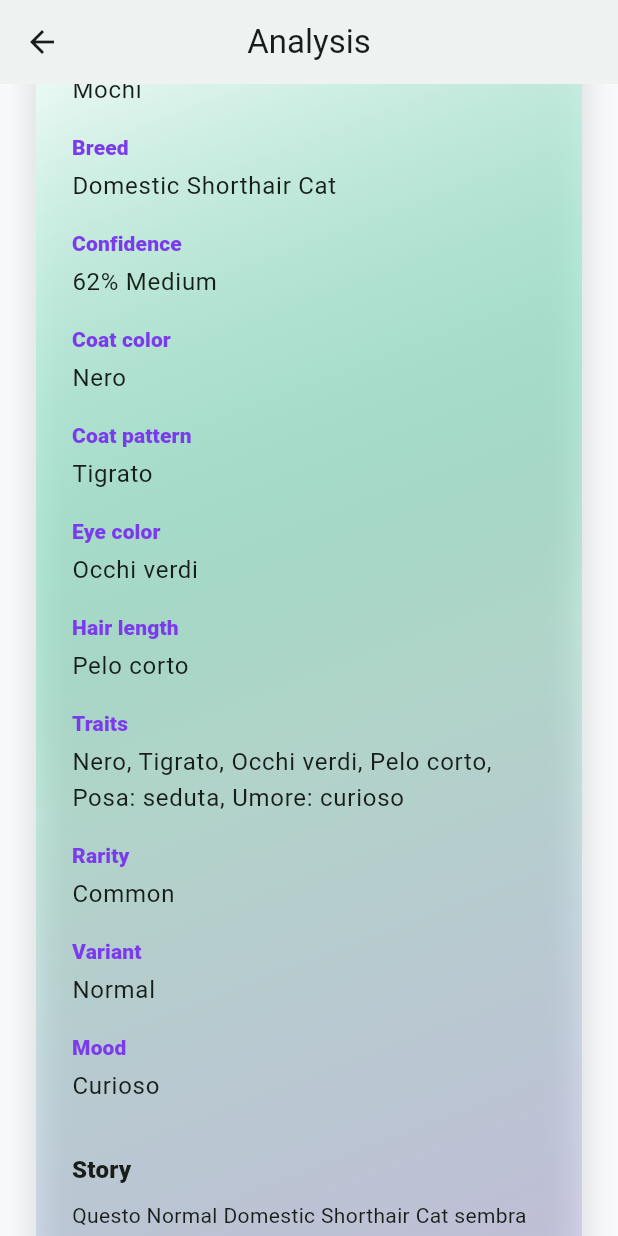
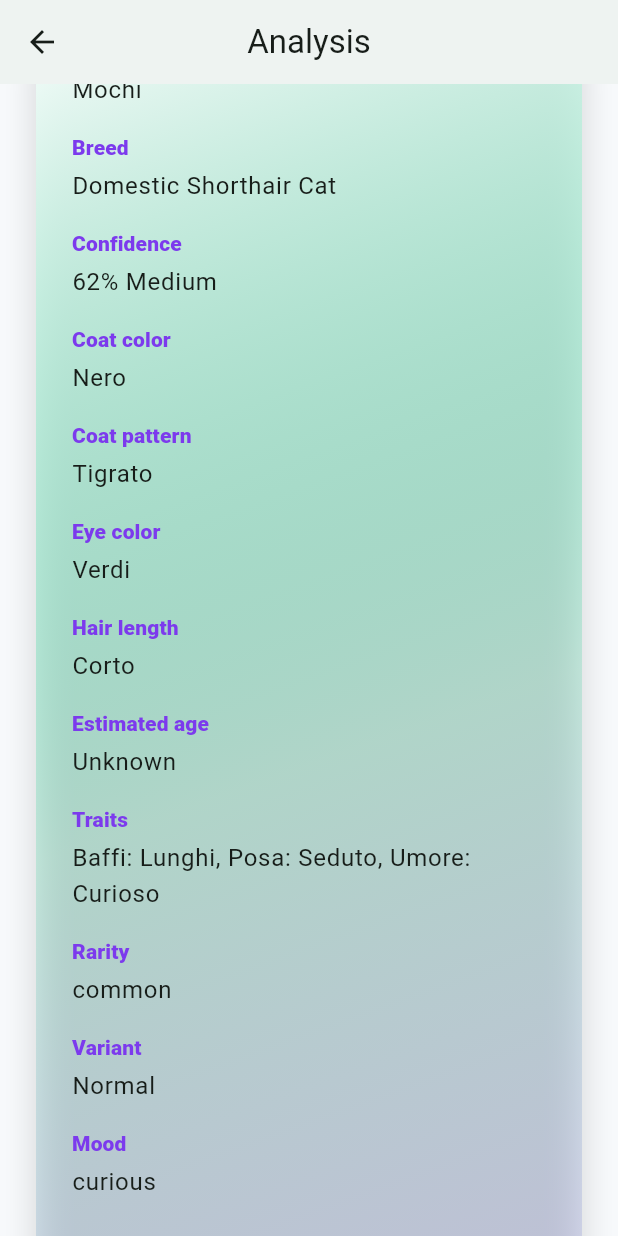
Before and after one commit to giuppytv46/catdex, a Flutter app: the AnalysisPage screen opened directly with empty values, scrolled down 576 dp, on a phone screen of 412 x 824 dp. Run offline on Flutter 3.47's test engine with Material 3 defaults, Android fonts, the phone set to English and light mode, and no system bars; our stand-ins replace flutter_riverpod, geocoding, geolocator, go_router, image_picker, permission_handler and 2 more; accounts and stored records are empty.

Commit message:
Fix AI analysis UI data mapping

```diff
--- a/lib/core/localization/catdex_localizations.dart
+++ b/lib/core/localization/catdex_localizations.dart
@@ -686,6 +686,24 @@ class CatDexLocalizations {
     ja: 'Hair length',
   );
 
+  String get estimatedAgeLabel => _localizedValue(
+    en: 'Estimated age',
+    it: 'Eta stimata',
+    es: 'Edad estimada',
+    fr: 'Age estime',
+    de: 'Geschatztes Alter',
+    ja: 'Estimated age',
+  );
+
+  String get funFactLabel => _localizedValue(
+    en: 'Fun fact',
+    it: 'Curiosita',
+    es: 'Dato curioso',
+    fr: 'Info amusante',
+    de: 'Fun Fact',
+    ja: 'Fun fact',
+  );
+
   String get variantLabel => _localizedValue(
     en: 'Variant',
     it: 'Variante',
--- a/lib/features/analysis/data/cat_analysis_result_json_parser.dart
+++ b/lib/features/analysis/data/cat_analysis_result_json_parser.dart
@@ -22,27 +22,34 @@ class CatAnalysisResultJsonParser {
       final primaryBreed = _primaryBreed(map);
       final candidates = _candidates(map, primaryBreed);
       final confidence = _confidence(map['confidence']);
+      final backendRarity = _optionalString(map['rarity']) ?? 'common';
+      final variantId =
+          _optionalString(map['variantId']) ??
+          _optionalString(map['variant']) ??
+          'normal';
+      final backendVariant = _optionalString(map['variant']) ?? variantId;
+      final backendPersonality =
+          _optionalString(map['personality']) ?? 'curious';
 
       return CatAnalysisResult(
         primaryBreed: primaryBreed,
         breedCandidates: candidates,
         visualTraits: _visualTraits(map),
         confidence: confidence,
-        rarity: _rarity(_optionalString(map['rarity']) ?? 'common'),
-        variant: _variant(
-          _optionalString(map['variantId']) ??
-              _optionalString(map['variant']) ??
-              'normal',
-        ),
-        personality: _personality(
-          _optionalString(map['personality']) ?? 'curious',
-        ),
+        rarity: _safeRarity(backendRarity),
+        variant: _safeVariant(variantId),
+        personality: _safePersonality(backendPersonality),
         story: _optionalString(map['story']) ?? _fallbackStory,
         analyzedAt: DateTime.parse(
           _optionalString(map['analyzedAt']) ??
               DateTime.utc(2026, 6, 28).toIso8601String(),
         ),
         backendBreed: _optionalString(map['breed']),
+        backendRarity: backendRarity,
+        backendVariant: backendVariant,
+        backendPersonality: backendPersonality,
+        estimatedAge: _optionalString(map['estimatedAge']),
+        funFact: _optionalString(map['funFact']),
       );
     } on FormatException {
       return _safeFallback();
@@ -148,6 +155,14 @@ class CatAnalysisResultJsonParser {
     throw FormatException('Unknown variant id: $rawValue');
   }
 
+  CatVariant _safeVariant(String rawValue) {
+    try {
+      return _variant(rawValue);
+    } on FormatException {
+      return _variant('normal');
+    }
+  }
+
   CatRarity _rarity(String name) {
     for (final rarity in CatRarity.values) {
       if (rarity.name == name) {
@@ -158,6 +173,14 @@ class CatAnalysisResultJsonParser {
     throw FormatException('Unknown rarity: $name');
   }
 
+  CatRarity _safeRarity(String name) {
+    try {
+      return _rarity(name);
+    } on FormatException {
+      return CatRarity.common;
+    }
+  }
+
   CatPersonality _personality(String name) {
     for (final personality in CatPersonality.values) {
       if (personality.name == name) {
@@ -166,6 +189,14 @@ class CatAnalysisResultJsonParser {
     }
 
     throw FormatException('Unknown personality: $name');
+  }
+
+  CatPersonality _safePersonality(String name) {
+    try {
+      return _personality(name);
+    } on FormatException {
+      return CatPersonality.curious;
+    }
   }
 
   Map<String, Object?> _map(Object? value) {
--- a/lib/features/analysis/domain/entities/cat_analysis_result.dart
+++ b/lib/features/analysis/domain/entities/cat_analysis_result.dart
@@ -17,6 +17,11 @@ class CatAnalysisResult {
     required this.story,
     required this.analyzedAt,
     this.backendBreed,
+    this.backendRarity,
+    this.backendVariant,
+    this.backendPersonality,
+    this.estimatedAge,
+    this.funFact,
   });
 
   final CatBreedCandidate primaryBreed;
@@ -29,6 +34,14 @@ class CatAnalysisResult {
   final String story;
   final DateTime analyzedAt;
   final String? backendBreed;
+  final String? backendRarity;
+  final String? backendVariant;
+  final String? backendPersonality;
+  final String? estimatedAge;
+  final String? funFact;
 
   String get displayBreed => backendBreed ?? primaryBreed.species.displayName;
+  String get displayRarity => backendRarity ?? rarity.name;
+  String get displayVariant => backendVariant ?? variant.name;
+  String get displayPersonality => backendPersonality ?? personality.name;
 }
--- a/lib/features/analysis/presentation/analysis_page.dart
+++ b/lib/features/analysis/presentation/analysis_page.dart
@@ -7,7 +7,6 @@ import 'package:catdex/features/analysis/application/cat_analysis_state.dart';
 import 'package:catdex/features/analysis/domain/entities/analysis_status.dart';
 import 'package:catdex/features/analysis/domain/entities/cat_analysis_result.dart';
 import 'package:catdex/features/analysis/domain/entities/discovery_reveal_args.dart';
-import 'package:catdex/features/analysis/presentation/cat_analysis_display_text.dart';
 import 'package:catdex/features/capture/domain/entities/captured_photo.dart';
 import 'package:catdex/routing/app_routes.dart';
 import 'package:catdex/theme/app_colors.dart';
@@ -208,8 +207,9 @@ class _AnalysisResultCard extends StatelessWidget {
   @override
   Widget build(BuildContext context) {
     final l10n = CatDexLocalizations.of(context);
-    const displayText = CatAnalysisDisplayText();
-    final traits = displayText.traitSummary(result);
+    final traits = result.visualTraits.notableTraits
+        .map((trait) => '${trait.name}: ${trait.value}')
+        .join(', ');
 
     return DecoratedBox(
       decoration: _analysisDecoration(
@@ -243,19 +243,23 @@ class _AnalysisResultCard extends StatelessWidget {
             ),
             _ResultRow(
               label: l10n.coatColorLabel,
-              value: displayText.coatColor(result.visualTraits.coatColor),
+              value: result.visualTraits.coatColor,
             ),
             _ResultRow(
               label: l10n.coatPatternLabel,
-              value: displayText.coatPattern(result.visualTraits.coatPattern),
+              value: result.visualTraits.coatPattern,
             ),
             _ResultRow(
               label: l10n.eyeColorLabel,
-              value: displayText.eyeColor(result.visualTraits.eyeColor),
+              value: result.visualTraits.eyeColor,
             ),
             _ResultRow(
               label: l10n.hairLengthLabel,
-              value: displayText.hairLength(result.visualTraits.hairLength),
+              value: result.visualTraits.hairLength,
+            ),
+            _ResultRow(
+              label: l10n.estimatedAgeLabel,
+              value: result.estimatedAge ?? 'Unknown',
             ),
             _ResultRow(
               label: l10n.traitsLabel,
@@ -263,12 +267,12 @@ class _AnalysisResultCard extends StatelessWidget {
             ),
             _ResultRow(
               label: l10n.rarityFiltersTitle,
-              value: l10n.rarityName(result.rarity.name),
+              value: result.displayRarity,
             ),
-            _ResultRow(label: l10n.variantLabel, value: result.variant.name),
+            _ResultRow(label: l10n.variantLabel, value: result.displayVariant),
             _ResultRow(
               label: l10n.moodLabel,
-              value: displayText.personality(result.personality),
+              value: result.displayPersonality,
             ),
             const SizedBox(height: AppSpacing.md),
             Text(
@@ -279,6 +283,17 @@ class _AnalysisResultCard extends StatelessWidget {
             ),
             const SizedBox(height: AppSpacing.sm),
             Text(result.story),
+            if (result.funFact != null) ...[
+              const SizedBox(height: AppSpacing.md),
+              Text(
+                l10n.funFactLabel,
+                style: Theme.of(
+                  context,
+                ).textTheme.titleMedium?.copyWith(fontWeight: FontWeight.w900),
+              ),
+              const SizedBox(height: AppSpacing.sm),
+              Text(result.funFact!),
+            ],
             const SizedBox(height: AppSpacing.lg),
             FilledButton.icon(
               onPressed: () {
--- a/lib/features/analysis/presentation/cat_analysis_display_text.dart
+++ /dev/null
@@ -1,178 +0,0 @@
-import 'package:catdex/features/analysis/domain/entities/cat_analysis_result.dart';
-import 'package:catdex/features/catdex/domain/entities/cat_personality.dart';
-import 'package:catdex/features/catdex/domain/entities/cat_trait.dart';
-
-class CatAnalysisDisplayText {
-  const CatAnalysisDisplayText();
-
-  String coatColor(String value) {
-    return _normalized(value, const {
-      'black': 'Nero',
-      'nero': 'Nero',
-      'brown': 'Marrone',
-      'marrone': 'Marrone',
-      'orange': 'Arancione',
-      'arancione': 'Arancione',
-      'white': 'Bianco',
-      'bianco': 'Bianco',
-      'gray': 'Grigio',
-      'grey': 'Grigio',
-      'grigio': 'Grigio',
-      'cream': 'Crema',
-      'crema': 'Crema',
-    });
-  }
-
-  String coatPattern(String value) {
-    return _normalized(value, const {
-      'tabby': 'Tigrato',
-      'tigrato': 'Tigrato',
-      'tuxedo': 'Tuxedo',
-      'calico': 'Calico',
-      'solid': 'Solido',
-      'solido': 'Solido',
-      'bicolor': 'Bicolore',
-      'bicolore': 'Bicolore',
-      'tortoiseshell': 'Squama di tartaruga',
-      'squama di tartaruga': 'Squama di tartaruga',
-      'pointed': 'Colorpoint',
-      'colorpoint': 'Colorpoint',
-      'spotted': 'Maculato',
-      'maculato': 'Maculato',
-    });
-  }
-
-  String eyeColor(String value) {
-    final normalized = _normalize(value);
-    if (normalized.contains('amber')) {
-      return 'Occhi ambrati';
-    }
-    if (normalized.contains('ambra')) {
-      return 'Occhi ambrati';
-    }
-    if (normalized.contains('yellow') || normalized.contains('gial')) {
-      return 'Occhi gialli';
-    }
-    if (normalized.contains('green') || normalized.contains('verd')) {
-      return 'Occhi verdi';
-    }
-    if (normalized.contains('blue') || normalized.contains('blu')) {
-      return 'Occhi blu';
-    }
-    if (normalized.contains('gold') || normalized.contains('dor')) {
-      return 'Occhi dorati';
-    }
-    return value;
-  }
-
-  String hairLength(String value) {
-    return _normalized(value, const {
-      'short': 'Pelo corto',
-      'short hair': 'Pelo corto',
-      'corto': 'Pelo corto',
-      'pelo corto': 'Pelo corto',
-      'medium': 'Pelo medio',
-      'medium hair': 'Pelo medio',
-      'medio': 'Pelo medio',
-      'pelo medio': 'Pelo medio',
-      'long': 'Pelo lungo',
-      'long hair': 'Pelo lungo',
-      'lungo': 'Pelo lungo',
-      'pelo lungo': 'Pelo lungo',
-      'fluffy': 'Pelo soffice',
-      'soft hair': 'Pelo soffice',
-      'soffice': 'Pelo soffice',
-      'pelo soffice': 'Pelo soffice',
-    });
-  }
-
-  String personality(CatPersonality personality) {
-    return switch (personality) {
-      CatPersonality.sleepy => 'Sonnolento',
-      CatPersonality.curious => 'Curioso',
-      CatPersonality.boss => 'Dominante',
-      CatPersonality.friendly => 'Amichevole',
-      CatPersonality.royal => 'Regale',
-      CatPersonality.mischievous => 'Birichino',
-      CatPersonality.silly => 'Buffo',
-      CatPersonality.mysterious => 'Misterioso',
-      CatPersonality.brave => 'Coraggioso',
-      CatPersonality.lazy => 'Pigro',
-      CatPersonality.relaxed => 'Rilassato',
-      CatPersonality.playful => 'Giocoso',
-    };
-  }
-
-  String traitSummary(CatAnalysisResult result) {
-    return [
-      coatColor(result.visualTraits.coatColor),
-      coatPattern(result.visualTraits.coatPattern),
-      eyeColor(result.visualTraits.eyeColor),
-      hairLength(result.visualTraits.hairLength),
-      ...result.visualTraits.notableTraits
-          .where(_isAllowedTrait)
-          .map(_traitText),
-    ].where((value) => value.isNotEmpty && value != 'Unknown').join(', ');
-  }
-
-  bool _isAllowedTrait(CatTrait trait) {
-    final name = _normalize(trait.name);
-    return name == 'posa' ||
-        name == 'posture' ||
-        name == 'ambiente' ||
-        name == 'environment' ||
-        name == 'espressione' ||
-        name == 'expression' ||
-        name == 'umore' ||
-        name == 'mood';
-  }
-
-  String _traitText(CatTrait trait) {
-    final name = _traitName(trait.name);
-    final value = _traitValue(trait.value);
-    return '$name: $value';
-  }
-
-  String _traitName(String value) {
-    return _normalized(value, const {
-      'posture': 'Posa',
-      'posa': 'Posa',
-      'environment': 'Ambiente',
-      'ambiente': 'Ambiente',
-      'expression': 'Espressione',
-      'espressione': 'Espressione',
-      'mood': 'Umore',
-      'umore': 'Umore',
-    });
-  }
-
-  String _traitValue(String value) {
-    return _normalized(value, const {
-      'relaxed': 'rilassata',
-      'rilassato': 'rilassata',
-      'rilassata': 'rilassata',
-      'curious': 'curioso',
-      'curioso': 'curioso',
-      'lying down': 'distesa',
-      'disteso': 'distesa',
-      'distesa': 'distesa',
-      'sitting': 'seduta',
-      'seduto': 'seduta',
-      'seduta': 'seduta',
-      'watching': 'in osservazione',
-      'in osservazione': 'in osservazione',
-    });
-  }
-
-  String _normalized(String value, Map<String, String> replacements) {
-    final replacement = replacements[_normalize(value)];
-    if (replacement != null) {
-      return replacement;
-    }
-    return value;
-  }
-
-  String _normalize(String value) {
-    return value.trim().toLowerCase();
-  }
-}
--- a/lib/features/analysis/presentation/discovery_reveal_page.dart
+++ b/lib/features/analysis/presentation/discovery_reveal_page.dart
@@ -6,7 +6,6 @@ import 'package:catdex/features/analysis/application/discovery_reveal_sound_hook
 import 'package:catdex/features/analysis/application/local_discovery_save_controller.dart';
 import 'package:catdex/features/analysis/application/local_discovery_save_state.dart';
 import 'package:catdex/features/analysis/domain/entities/discovery_reveal_args.dart';
-import 'package:catdex/features/analysis/presentation/cat_analysis_display_text.dart';
 import 'package:catdex/features/catdex/domain/entities/cat_rarity.dart';
 import 'package:catdex/routing/app_routes.dart';
 import 'package:catdex/theme/app_colors.dart';
@@ -273,13 +272,11 @@ class _RevealCard extends StatelessWidget {
                         runSpacing: AppSpacing.sm,
                         children: [
                           _RevealBadge(
-                            label: l10n.rarityName(result.rarity.name),
+                            label: result.displayRarity,
                           ),
-                          _RevealBadge(label: result.variant.name),
+                          _RevealBadge(label: result.displayVariant),
                           _RevealBadge(
-                            label: const CatAnalysisDisplayText().personality(
-                              result.personality,
-                            ),
+                            label: result.displayPersonality,
                           ),
                         ],
                       ),
@@ -503,8 +500,9 @@ class _ResultDetails extends StatelessWidget {
   Widget build(BuildContext context) {
     final l10n = CatDexLocalizations.of(context);
     final result = args.result;
-    const displayText = CatAnalysisDisplayText();
-    final traits = displayText.traitSummary(result);
+    final traits = result.visualTraits.notableTraits
+        .map((trait) => '${trait.name}: ${trait.value}')
+        .join(', ');
 
     return DecoratedBox(
       decoration: BoxDecoration(
```
Also changed, not shown: 3 other files.
